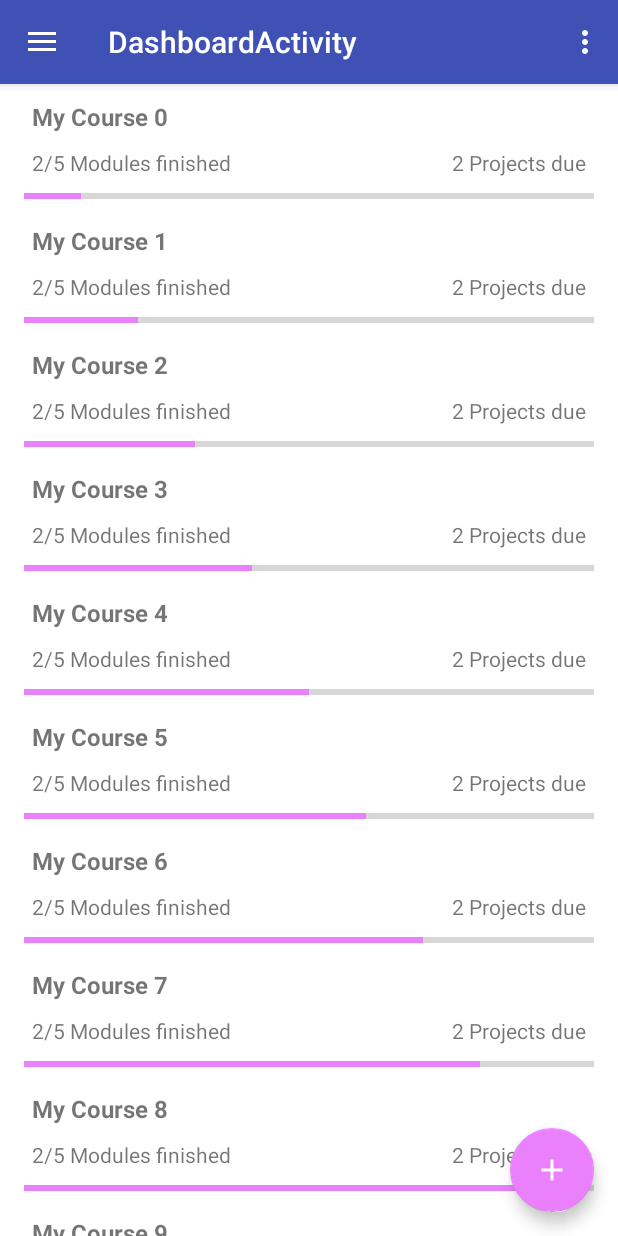
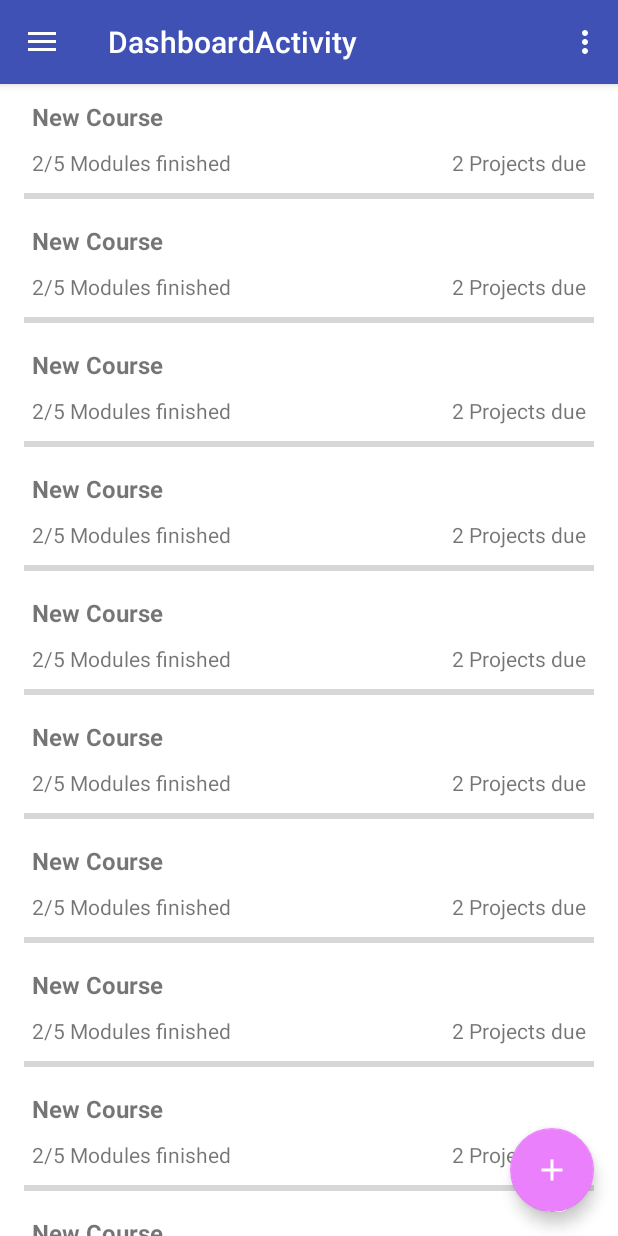
Before and after one commit to Zalarox/Routine, an Android app: the screen it shows after launch (MainActivity), in the side drawer, after a tap on "Courses", on a phone screen of 412 x 824 dp. Run offline under Robolectric (Android 15) with nearby library versions, the phone set to English and light mode, and no system bars.

Commit message:
Fixed interface for Course Activity, other serialization issues

```diff
--- a/app/src/main/AndroidManifest.xml
+++ b/app/src/main/AndroidManifest.xml
@@ -20,7 +20,7 @@
         </activity>
         <activity
             android:name=".activities.CourseActivity"
-            android:label="@string/title_activity_course"
+            android:parentActivityName=".activities.MainActivity"
             android:theme="@style/AppThemeNoElevation">
         </activity>
     </application>
--- a/app/src/main/java/com/siddhant/routine/Course.java
+++ b/app/src/main/java/com/siddhant/routine/Course.java
@@ -24,17 +24,23 @@ public class Course implements Serializable {
 
     // Constructors
 
-    public Course(String courseName, float courseProgress, int doneModules) {
-        this.courseId = UUID.randomUUID();
-        this.courseName = courseName;
-        this.courseProgress = courseProgress;
-        this.doneModules = doneModules;
-    }
+//    public Course(String courseName, float courseProgress, int doneModules) {
+//        this.courseId = UUID.randomUUID();
+//        this.courseName = courseName;
+//        this.courseProgress = courseProgress;
+//        this.doneModules = doneModules;
+//        courseModules = new ArrayList<>();
+//        for(int i=0; i<DEFAULT_COURSE_MODULES; i++) {
+//            courseModules.add(new Module(i, courseId));
+//        }
+//    }
 
     public Course() {
         this.courseId = UUID.randomUUID();
         this.courseName = DEFAULT_COURSE_NAME;
         this.totalModules = DEFAULT_COURSE_MODULES;
+        courseModules = new ArrayList<>();
+
         for(int i=0; i<DEFAULT_COURSE_MODULES; i++) {
             courseModules.add(new Module(i, courseId));
         }
--- a/app/src/main/java/com/siddhant/routine/CourseManager.java
+++ b/app/src/main/java/com/siddhant/routine/CourseManager.java
@@ -19,7 +19,7 @@ public class CourseManager {
         // Dummy Data code
         courseList = new ArrayList<Course>();
         for(int i=0; i<10; i++) {
-            courseList.add(new Course(("My Course " + i), (10 + i*10), 4));
+            courseList.add(new Course());
         }
     }
 
--- a/app/src/main/java/com/siddhant/routine/Module.java
+++ b/app/src/main/java/com/siddhant/routine/Module.java
@@ -1,13 +1,14 @@
 package com.siddhant.routine;
 
 
+import java.io.Serializable;
 import java.util.ArrayList;
 import java.util.UUID;
 
 /**
  * Created by Siddhant on 04-Mar-16.
  */
-public class Module {
+public class Module implements Serializable {
     private int moduleNumber;
     private UUID courseId;
     private int doneTopics;
@@ -15,7 +16,7 @@ public class Module {
     private boolean moduleIsDone;
     private float progress;
 
-    private class Topic {
+    private class Topic implements Serializable {
         int done;
         String name;
 
@@ -54,6 +55,7 @@ public class Module {
     public Module(int moduleNumber, UUID courseId) {
         this.moduleNumber = moduleNumber;
         this.courseId = courseId;
+        topics = new ArrayList<>();
     }
 
     public void addTopic(String name) {
--- a/app/src/main/res/layout/activity_course.xml
+++ b/app/src/main/res/layout/activity_course.xml
@@ -6,7 +6,7 @@
 
     <FrameLayout
         android:layout_width="match_parent"
-        android:layout_height="160dp"
+        android:layout_height="100dp"
         android:background="@color/colorPrimary">
 
         <TextView
@@ -17,6 +17,8 @@
             android:paddingBottom="8dp"
             android:layout_width="match_parent"
             android:layout_height="wrap_content"
+            android:maxLines="2"
+            android:ellipsize="end"
             android:text="Course Name"
             android:textColor="@android:color/white"
             android:textSize="25sp"
--- a/app/src/main/res/values/strings.xml
+++ b/app/src/main/res/values/strings.xml
@@ -14,10 +14,10 @@
     <string name="nav_share">Share</string>
     <string name="nav_courses">Courses</string>
     <string name="title_activity_course">Course Information</string>
-
     <string name="EXTRA_COURSE_OBJECT">com.me.extra.MY_NAME</string>
     <string name="action_edit">Edit Course</string>
     <string name="action_clear">Delete all courses</string>
     <string name="action_delete">Delete course</string>
+    <string name="module_topics">Topics %1$d/%2$d</string>
 
 </resources>
```
Also changed, not shown: app/src/main/java/com/siddhant/routine/activities/CourseActivity.java (+18 -3 lines), app/src/main/res/layout/card_module_view.xml (+12 -1 lines).
